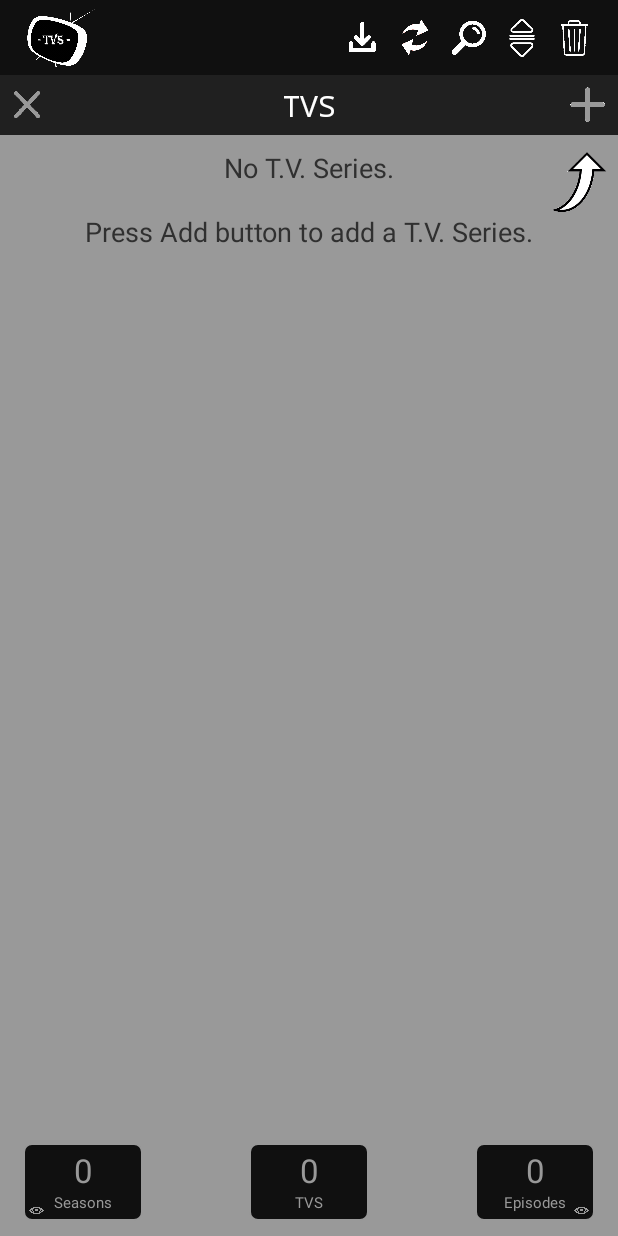
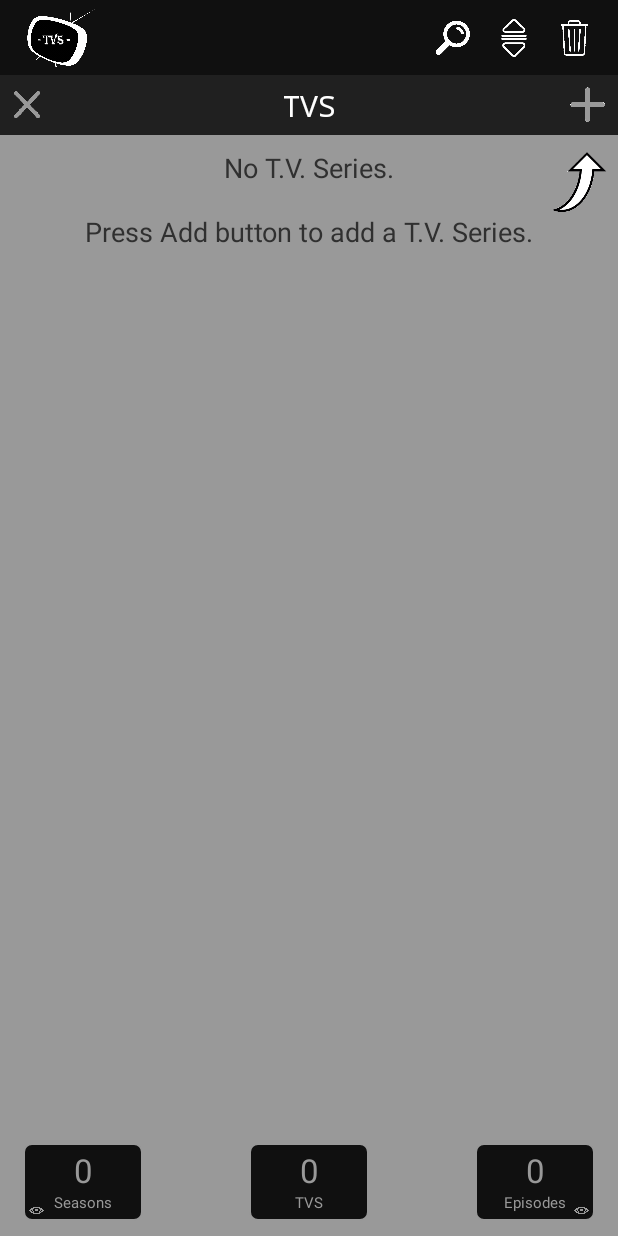
Before and after one commit to danipele/TVS, an Android app: the screen it shows after launch (TVSeriesActivity), on a phone screen of 412 x 824 dp. Run offline under Robolectric (Android 15) with nearby library versions, the light colour scheme and no system bars; our stand-ins replace Room's generated code.

Commit message:
- remove update buttons

```diff
--- a/app/src/main/AndroidManifest.xml
+++ b/app/src/main/AndroidManifest.xml
@@ -15,7 +15,7 @@
         android:supportsRtl="true"
         android:theme="@style/AppTheme"
         android:fullBackupOnly="true"
-        android:fullBackupContent="">
+        android:allowBackup="false">
         <activity android:name="app.tvs.activities.TVSeriesActivity"
             android:windowSoftInputMode="adjustPan"/>
         <activity android:name="app.tvs.activities.SeasonsActivity" />
--- a/app/src/main/java/app/tvs/activities/TVSeriesActivity.java
+++ b/app/src/main/java/app/tvs/activities/TVSeriesActivity.java
@@ -40,8 +40,6 @@ public class TVSeriesActivity extends MainActivity {
     private List<TVSeriesShort> searchedForAddTVSeries;
     protected ImageView sortButton;
     protected ImageView searchButton;
-    protected ImageView updateButton;
-    protected ImageView updateDBButton;
     protected TextView updateTextView;
     protected TextView updateDBTextView;
     protected Button acceptUpdateButton;
@@ -68,24 +66,6 @@ public class TVSeriesActivity extends MainActivity {
             searchMode = true;
             openSearchView();
             searchedTVSeries = Global.database.dao().getTVSeries();
-        });
-
-        updateButton.setOnClickListener(v -> {
-            formLayout.setVisibility(View.VISIBLE);
-            setButtonsClickable(false);
-            updateTextView.setVisibility(View.VISIBLE);
-            addInForm.setVisibility(View.INVISIBLE);
-            acceptUpdateButton.setVisibility(View.VISIBLE);
-            adapter.notifyDataSetChanged();
-        });
-
-        updateDBButton.setOnClickListener(v -> {
-            formLayout.setVisibility(View.VISIBLE);
-            setButtonsClickable(false);
-            updateDBTextView.setVisibility(View.VISIBLE);
-            addInForm.setVisibility(View.INVISIBLE);
-            acceptUpdateDBButton.setVisibility(View.VISIBLE);
-            adapter.notifyDataSetChanged();
         });
 
         TVSeriesSearchEditText.addTextChangedListener(new TextWatcher() {
@@ -157,8 +137,6 @@ public class TVSeriesActivity extends MainActivity {
         updateTotals();
         sortButton.setVisibility(View.VISIBLE);
         searchButton.setVisibility(View.VISIBLE);
-        updateButton.setVisibility(View.VISIBLE);
-        updateDBButton.setVisibility(View.VISIBLE);
         if(searchMode) {
             closeSearchView();
             searchMode = false;
@@ -204,8 +182,6 @@ public class TVSeriesActivity extends MainActivity {
         addSearchListView = findViewById(R.id.addSearchListView);
         sortButton = findViewById(R.id.sortButton);
         searchButton = findViewById(R.id.searchButton);
-        updateButton = findViewById(R.id.updateButton);
-        updateDBButton = findViewById(R.id.updateDBButton);
         sortListView = findViewById(R.id.sortListView);
         TVSeriesSearchEditText = TVSeriesSearchView.findViewById(R.id.search_src_text);
         TVSeriesSearchEditText.setTextColor(getColor(R.color.background));
@@ -236,8 +212,6 @@ public class TVSeriesActivity extends MainActivity {
         super.setButtonsClickable(false);
         sortButton.setVisibility(View.INVISIBLE);
         searchButton.setVisibility(View.INVISIBLE);
-        updateButton.setVisibility(View.INVISIBLE);
-        updateDBButton.setVisibility(View.INVISIBLE);
         super.startDeleteButtonAction();
     }
 
@@ -246,8 +220,6 @@ public class TVSeriesActivity extends MainActivity {
         forDeleteTVSeriesList.clear();
         sortButton.setVisibility(View.VISIBLE);
         searchButton.setVisibility(View.VISIBLE);
-        updateButton.setVisibility(View.VISIBLE);
-        updateDBButton.setVisibility(View.VISIBLE);
         super.setButtonsClickable(true);
         super.endDeleteButtonAction();
         if(adapter.getCount() == 0) {
@@ -274,8 +246,6 @@ public class TVSeriesActivity extends MainActivity {
         super.setButtonsClickable(bool);
         sortButton.setClickable(bool);
         searchButton.setClickable(bool);
-        updateButton.setClickable(bool);
-        updateDBButton.setClickable(bool);
     }
 
     private void updateTotals() {
--- a/app/src/main/res/layout/action_bar_tvseries.xml
+++ b/app/src/main/res/layout/action_bar_tvseries.xml
@@ -15,42 +15,12 @@
         app:srcCompat="@drawable/tvs_icon" />
 
     <ImageView
-        android:id="@+id/updateButton"
-        android:layout_width="25dp"
-        android:layout_height="25dp"
-        android:layout_marginBottom="8dp"
-        android:layout_marginTop="8dp"
-        android:layout_marginEnd="10dp"
-        android:visibility="invisible"
-        android:contentDescription="@string/update"
-        android:background="@drawable/ripple_style"
-        android:src="@drawable/update"
-        app:layout_constraintBottom_toBottomOf="parent"
-        app:layout_constraintEnd_toStartOf="@+id/searchButton"
-        app:layout_constraintTop_toTopOf="parent"/>
-
-    <ImageView
-        android:id="@+id/updateDBButton"
-        android:layout_width="25dp"
-        android:layout_height="25dp"
-        android:layout_marginBottom="8dp"
-        android:layout_marginTop="8dp"
-        android:layout_marginEnd="10dp"
-        android:visibility="invisible"
-        android:contentDescription="@string/update"
-        android:background="@drawable/ripple_style"
-        android:src="@drawable/updatedb"
-        app:layout_constraintBottom_toBottomOf="parent"
-        app:layout_constraintEnd_toStartOf="@+id/updateButton"
-        app:layout_constraintTop_toTopOf="parent"/>
-
-    <ImageView
         android:id="@+id/searchButton"
         android:layout_width="25dp"
         android:layout_height="25dp"
         android:layout_marginBottom="8dp"
         android:layout_marginTop="8dp"
-        android:layout_marginEnd="10dp"
+        android:layout_marginEnd="15dp"
         android:visibility="invisible"
         android:contentDescription="@string/search"
         android:background="@drawable/ripple_style"
@@ -65,7 +35,7 @@
         android:layout_height="25dp"
         android:layout_marginBottom="8dp"
         android:layout_marginTop="8dp"
-        android:layout_marginEnd="10dp"
+        android:layout_marginEnd="15dp"
         android:visibility="invisible"
         android:contentDescription="@string/sort"
         android:background="@drawable/ripple_style"
```
